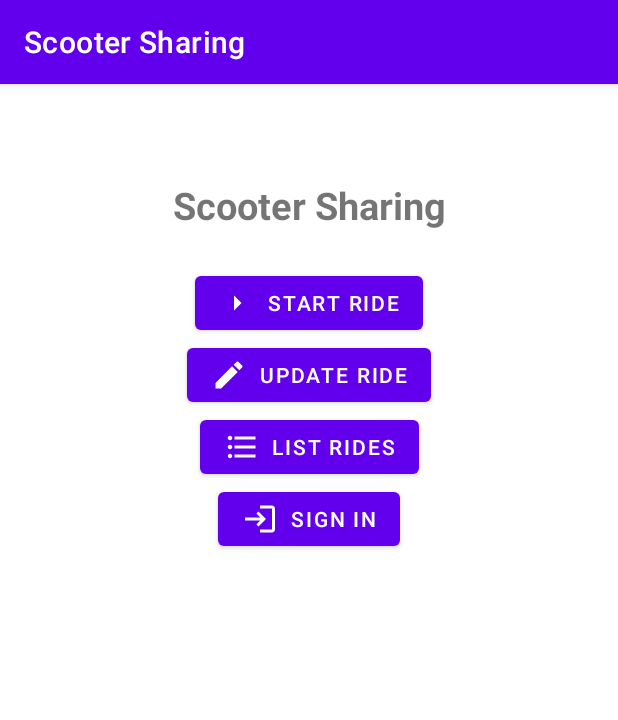
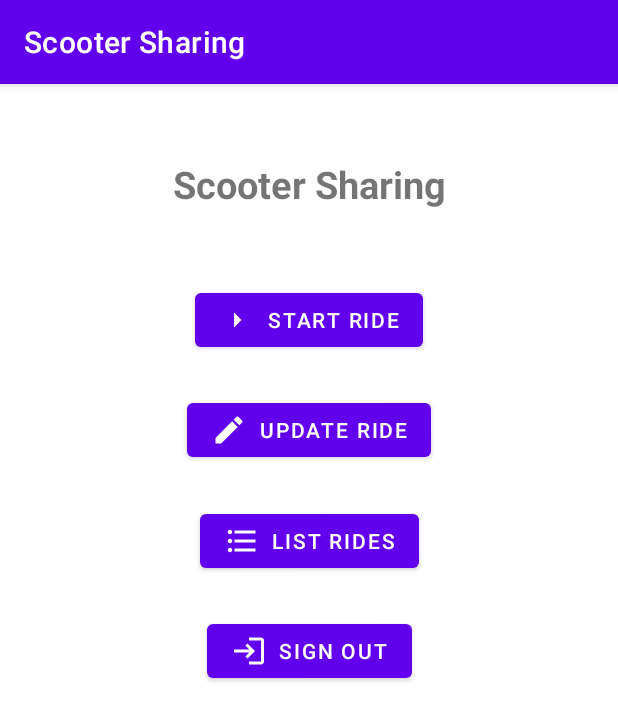
Before and after one commit to tehxueer29/ScooterSharing, an Android app: the screen it shows after launch (MainActivity), on a phone screen of 412 x 824 dp. Shown: the top 720 px of the screen. Run offline under Robolectric (Android 15) with nearby library versions, the phone set to English and light mode, and no system bars; our stand-ins replace Firebase (no records; nobody signed in at launch, a user with empty details on screens opened directly); 2 statements that could not run were skipped.

```diff
--- a/app/build.gradle
+++ b/app/build.gradle
@@ -49,6 +49,7 @@ dependencies {
     implementation 'com.google.firebase:firebase-analytics-ktx'
     implementation 'com.firebaseui:firebase-ui-auth:8.0.0'
     implementation 'com.google.android.gms:play-services-auth:20.4.1'
+    implementation 'androidx.annotation:annotation:1.3.0'
     testImplementation 'junit:junit:4.13.2'
     androidTestImplementation 'androidx.test.ext:junit:1.1.5'
     androidTestImplementation 'androidx.test.espresso:espresso-core:3.5.1'
--- a/app/src/main/AndroidManifest.xml
+++ b/app/src/main/AndroidManifest.xml
@@ -13,6 +13,9 @@
         android:theme="@style/Theme.ScooterSharing"
         tools:targetApi="31">
         <activity
+            android:name=".activities.LoginActivity"
+            android:exported="false" />
+        <activity
             android:name=".activities.MainActivity"
             android:exported="true">
             <intent-filter>
--- a/app/src/main/java/dk/itu/moapd/scootersharing/xute/activities/MainActivity.kt
+++ b/app/src/main/java/dk/itu/moapd/scootersharing/xute/activities/MainActivity.kt
@@ -24,6 +24,7 @@ SOFTWARE.
 package dk.itu.moapd.scootersharing.xute.activities
 
 import android.os.Bundle
+import android.util.Log
 import androidx.appcompat.app.AppCompatActivity
 import androidx.core.view.WindowCompat
 import androidx.navigation.fragment.NavHostFragment
@@ -42,13 +43,12 @@ class MainActivity : AppCompatActivity() {
      */
     private lateinit var mainBinding: ActivityMainBinding
 
+
     /**
      * A set of static attributes used in this activity class.
      */
     companion object {
         private val TAG = MainActivity::class.qualifiedName
-//        lateinit var ridesDB: RidesDB
-//        private lateinit var adapter: CustomArrayAdapter
     }
 
     /**
@@ -81,4 +81,21 @@ class MainActivity : AppCompatActivity() {
             .findFragmentById(R.id.fragment_container_view) as NavHostFragment
         val navController = navHostFragment.navController
     }
+
+    /**
+     * Called after `onCreate()` method; or after `onRestart()` method when the activity had been
+     * stopped, but is now again being displayed to the user. It will usually be followed by
+     * `onResume()`. This is a good place to begin drawing visual elements, running animations, etc.
+     *
+     * You can call `finish()` from within this function, in which case `onStop()` will be
+     * immediately called after `onStart()` without the lifecycle transitions in-between
+     * (`onResume()`, `onPause()`, etc) executing.
+     *
+     * <em>Derived classes must call through to the super class's implementation of this method. If
+     * they do not, an exception will be thrown.</em>
+     */
+    override fun onStart() {
+        super.onStart()
+
+    }
 }
--- a/app/src/main/java/dk/itu/moapd/scootersharing/xute/fragments/MainFragment.kt
+++ b/app/src/main/java/dk/itu/moapd/scootersharing/xute/fragments/MainFragment.kt
@@ -23,6 +23,7 @@ SOFTWARE.
 
 package dk.itu.moapd.scootersharing.xute.fragments
 
+import android.content.Intent
 import android.os.Bundle
 import android.util.Log
 import androidx.fragment.app.Fragment
@@ -31,9 +32,14 @@ import android.view.View
 import android.view.ViewGroup
 import androidx.navigation.fragment.findNavController
 import androidx.recyclerview.widget.LinearLayoutManager
+import com.google.android.gms.auth.api.signin.GoogleSignInClient
 import com.google.android.material.dialog.MaterialAlertDialogBuilder
 import com.google.android.material.snackbar.Snackbar
+import com.google.firebase.auth.FirebaseAuth
+import com.google.android.gms.tasks.OnCompleteListener
 import dk.itu.moapd.scootersharing.xute.R
+import dk.itu.moapd.scootersharing.xute.activities.LoginActivity
+import dk.itu.moapd.scootersharing.xute.activities.MainActivity
 import dk.itu.moapd.scootersharing.xute.models.RidesDB
 import dk.itu.moapd.scootersharing.xute.adapters.CustomArrayAdapter
 import dk.itu.moapd.scootersharing.xute.databinding.FragmentMainBinding
@@ -59,9 +65,11 @@ class MainFragment : Fragment() {
      * to all views that have an ID in the corresponding layout.
      */
     private lateinit var binding: FragmentMainBinding
-    override fun onCreate(savedInstanceState: Bundle?) {
-        super.onCreate(savedInstanceState)
-    }
+
+    /**
+     * The entry point of the Firebase Authentication SDK.
+     */
+    private lateinit var auth: FirebaseAuth
 
     override fun onCreateView(
         inflater: LayoutInflater, container: ViewGroup?, savedInstanceState: Bundle?
@@ -70,11 +78,27 @@ class MainFragment : Fragment() {
         binding = FragmentMainBinding.inflate(
             layoutInflater, container, false
         )
+
+        // Initialize Firebase Auth.
+        auth = FirebaseAuth.getInstance()
         return binding.root
     }
 
     override fun onViewCreated(view: View, savedInstanceState: Bundle?) {
         super.onViewCreated(view, savedInstanceState)
+
+        Log.d(TAG, auth.currentUser.toString()+"CHECKING")
+
+        // Check if the user is not logged and redirect her/him to the LoginActivity.
+        if (auth.currentUser == null)
+            startLoginActivity()
+
+        // Set the user information.
+        val user = auth.currentUser
+        binding.description.text = getString(
+            R.string.firebase_user_description,
+            if (user?.email!!.isEmpty()) user.phoneNumber else user.email
+        )
 
         // Singleton to share an object between the app activities .
         ridesDB = RidesDB.get(requireContext())
@@ -101,6 +125,15 @@ class MainFragment : Fragment() {
             listRideButton.setOnClickListener {
                 // Define the list view adapter.
                 updateList(view)
+            }
+
+            signOutButton.setOnClickListener {
+                Log.d(TAG, "signing out")
+                auth.signOut()
+                Log.d(TAG, auth.currentUser.toString()) //null
+                startLoginActivity()
+                Log.d(TAG, auth.currentUser.toString()) //null
+
             }
 
             adapter.setOnItemClickListener {
@@ -142,7 +175,8 @@ class MainFragment : Fragment() {
                 Snackbar.LENGTH_LONG
             )
         snackbar.show()
-
     }
 
+    private fun startLoginActivity() {
+        findNavController().navigate(R.id.action_mainFragment_to_updateRideFragment2)
 }
--- a/app/src/main/res/layout/activity_main.xml
+++ b/app/src/main/res/layout/activity_main.xml
@@ -8,6 +8,8 @@
     android:orientation="vertical"
     tools:context=".activities.MainActivity">
 
-    <include layout="@layout/content_main" />
+    <include
+        android:id="@+id/content_main"
+        layout="@layout/content_main" />
 
 </androidx.constraintlayout.widget.ConstraintLayout>
--- a/app/src/main/res/layout/fragment_main.xml
+++ b/app/src/main/res/layout/fragment_main.xml
@@ -22,9 +22,22 @@
         app:layout_constraintEnd_toEndOf="parent"
         app:layout_constraintHorizontal_bias="0.5"
         app:layout_constraintStart_toStartOf="parent"
-        app:layout_constraintTop_toTopOf="parent"
-        app:layout_constraintVertical_bias="0.07999998"
-        app:layout_constraintVertical_chainStyle="packed" />
+        app:layout_constraintTop_toTopOf="parent" />
+
+    <TextView
+        android:id="@+id/description"
+        android:layout_width="180dp"
+        android:layout_height="wrap_content"
+        android:gravity="center"
+        android:maxLines="4"
+        android:text="@string/firebase_user_description"
+        android:textAppearance="?attr/textAppearanceCaption"
+        android:textColor="@android:color/white"
+        app:layout_constraintBottom_toTopOf="@+id/content_list"
+        app:layout_constraintEnd_toEndOf="parent"
+        app:layout_constraintHorizontal_bias="0.5"
+        app:layout_constraintStart_toStartOf="parent"
+        app:layout_constraintTop_toBottomOf="@+id/sign_out_button" />
 
     <Button
         android:id="@+id/start_ride_button"
@@ -56,19 +69,19 @@
         android:layout_height="wrap_content"
         android:text="@string/list_ride_button"
         app:icon="@drawable/format_list_bulleted"
-        app:layout_constraintBottom_toTopOf="@+id/sign_in_button"
+        app:layout_constraintBottom_toTopOf="@+id/sign_out_button"
         app:layout_constraintEnd_toEndOf="parent"
         app:layout_constraintHorizontal_bias="0.5"
         app:layout_constraintStart_toStartOf="parent"
         app:layout_constraintTop_toBottomOf="@+id/update_ride_button" />
 
     <Button
-        android:id="@+id/sign_in_button"
+        android:id="@+id/sign_out_button"
         android:layout_width="wrap_content"
         android:layout_height="wrap_content"
-        android:text="@string/sign_in"
+        android:text="@string/sign_out"
         app:icon="@drawable/login"
-        app:layout_constraintBottom_toBottomOf="parent"
+        app:layout_constraintBottom_toTopOf="@+id/description"
         app:layout_constraintEnd_toEndOf="parent"
         app:layout_constraintHorizontal_bias="0.5"
         app:layout_constraintStart_toStartOf="parent"
@@ -78,12 +91,11 @@
         android:id="@+id/content_list"
         layout="@layout/content_list"
         android:layout_width="match_parent"
-        android:layout_height="0dp"
-        android:layout_marginTop="24dp"
-        android:layout_marginBottom="32dp"
+        android:layout_height="273dp"
         app:layout_constraintBottom_toBottomOf="parent"
+        app:layout_constraintEnd_toEndOf="parent"
+        app:layout_constraintHorizontal_bias="0.5"
         app:layout_constraintStart_toStartOf="parent"
-        app:layout_constraintTop_toBottomOf="@+id/sign_in_button"
-        app:layout_constraintVertical_bias="1.0" />
+        app:layout_constraintTop_toBottomOf="@+id/description" />
 
 </androidx.constraintlayout.widget.ConstraintLayout>
--- a/app/src/main/res/values/themes.xml
+++ b/app/src/main/res/values/themes.xml
@@ -13,4 +13,6 @@
         <item name="android:statusBarColor">?attr/colorPrimaryVariant</item>
         <!-- Customize your theme here. -->
     </style>
+    <style name="Theme.FirebaseAuthentication" parent="Theme.ScooterSharing" />
+
 </resources>
```
Also changed, not shown: app/src/main/java/dk/itu/moapd/scootersharing/xute/activities/LoginActivity.kt (added, +101 -0 lines), app/src/main/java/dk/itu/moapd/scootersharing/xute/fragments/LoginFragment.kt (added, +92 -0 lines), app/src/main/res/drawable/firebase_icon.xml (added, +7 -0 lines), app/src/main/res/values/strings.xml (+7 -0 lines).
